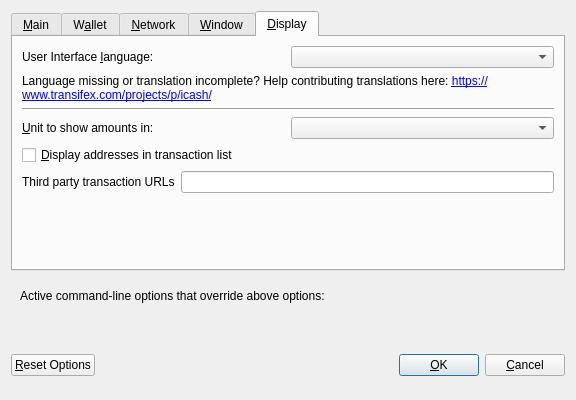
This is src/qt/forms/optionsdialog.ui in cryptodev35/iCash as Qt 5 draws it before an edit. The edited form follows.
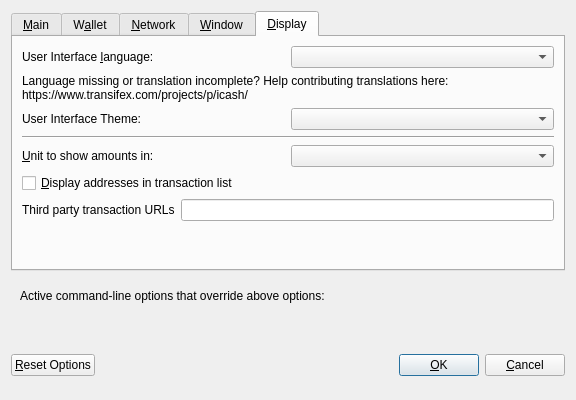
This is the edited form. The open tabs and pages were chosen to show the change. Custom widgets are drawn as their Qt base class.

```diff
--- a/src/qt/forms/optionsdialog.ui
+++ b/src/qt/forms/optionsdialog.ui
@@ -521,7 +521,8 @@
           <string notr="true"/>
          </property>
          <property name="text">
-          <string notr="true">&lt;html&gt;&lt;head/&gt;&lt;body&gt;&lt;p&gt;Language missing or translation incomplete? Help contributing translations here: &lt;a  href=&quot;https://www.transifex.com/projects/p/icash/&quot;&gt;https://www.transifex.com/projects/p/icash/&lt;/a&gt;&lt;/p&gt;&lt;/body&gt;&lt;/html&gt;</string>
+          <string>Language missing or translation incomplete? Help contributing translations here:
+https://www.transifex.com/projects/p/icash/</string>
          </property>
          <property name="wordWrap">
           <bool>true</bool>
@@ -534,6 +535,20 @@
          </property>
         </widget>
        </item>
+	<item>
+        <layout class="QHBoxLayout" name="horizontalLayout_4_Display" stretch="0,0">
+         <item>
+          <widget class="QLabel" name="themeLabel">
+           <property name="text">
+            <string>User Interface Theme:</string>
+           </property>
+          </widget>
+         </item>
+         <item>
+          <widget class="QValueComboBox" name="theme"/>
+         </item>
+        </layout>
+       </item>
        <item>
         <widget class="Line" name="line">
          <property name="orientation">
```
Left out of the diff: 10 changed lines with no effect on the pictures.
